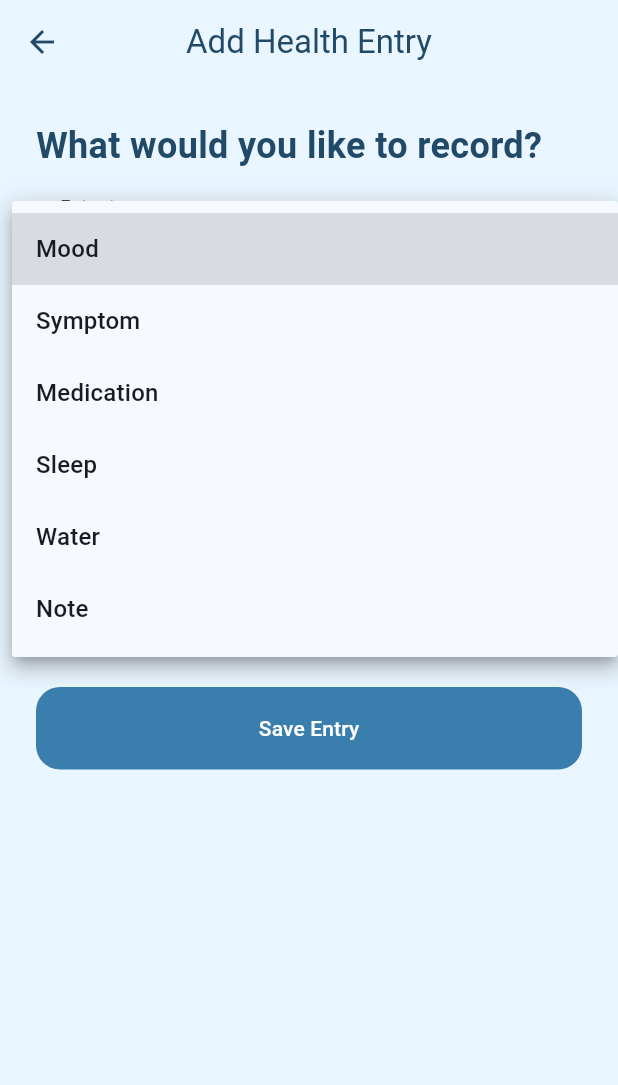
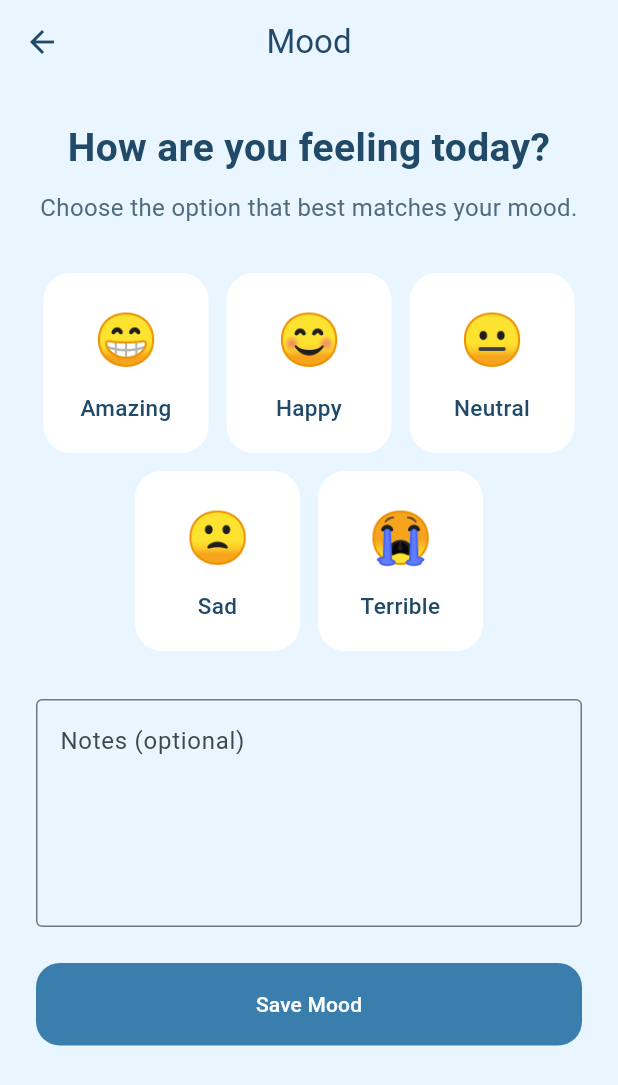
Before and after one commit to gabysitu/health-timeline, a Flutter app: the AddHealthEntryScreen screen opened directly, after a tap on "Mood", on a phone screen of 412 x 824 dp. Shown: the top 1085 px of the screen. Run offline on Flutter 3.47's test engine with Material 3 defaults, Android fonts, the phone set to English and light mode, and no system bars; our stand-ins replace cloud_firestore, firebase_auth, firebase_core; accounts and stored records are empty.

Commit message:
Added mood tracker and improved health entry flow

```diff
--- a/lib/features/health_entry/add_health_entry_screen.dart
+++ b/lib/features/health_entry/add_health_entry_screen.dart
@@ -1,164 +1,198 @@
-import 'package:cloud_firestore/cloud_firestore.dart';
-import 'package:firebase_auth/firebase_auth.dart';
 import 'package:flutter/material.dart';
 
 import '../../core/theme/app_colors.dart';
+import 'mood_entry_screen.dart';
 
-class AddHealthEntryScreen extends StatefulWidget {
+class AddHealthEntryScreen extends StatelessWidget {
   const AddHealthEntryScreen({super.key});
 
   @override
-  State<AddHealthEntryScreen> createState() => _AddHealthEntryScreenState();
-}
-
-class _AddHealthEntryScreenState extends State<AddHealthEntryScreen> {
-  final TextEditingController _titleController = TextEditingController();
-  final TextEditingController _descriptionController = TextEditingController();
-
-  String _selectedType = 'Mood';
-  bool _isSaving = false;
-
-  final List<String> _entryTypes = [
-    'Mood',
-    'Symptom',
-    'Medication',
-    'Sleep',
-    'Water',
-    'Note',
+  Widget build(BuildContext context) {
+    final entryTypes = [
+      const _EntryTypeData(
+        title: 'Mood',
+        subtitle: 'Record how you feel today',
+        icon: Icons.mood,
+        isAvailable: true,
+      ),
+      const _EntryTypeData(
+        title: 'Symptom',
+        subtitle: 'Track a symptom or discomfort',
+        icon: Icons.health_and_safety_outlined,
+      ),
+      const _EntryTypeData(
+        title: 'Medication',
+        subtitle: 'Record a medication or dose',
+        icon: Icons.medication_outlined,
+      ),
+      const _EntryTypeData(
+        title: 'Sleep',
+        subtitle: 'Add your sleep duration and quality',
+        icon: Icons.bedtime_outlined,
+      ),
+      const _EntryTypeData(
+        title: 'Water',
+        subtitle: 'Track your water intake',
+        icon: Icons.water_drop_outlined,
+      ),
+      const _EntryTypeData(
+        title: 'Note',
+        subtitle: 'Save a general health note',
+        icon: Icons.note_alt_outlined,
+      ),
     ];
 
-  @override
-  void dispose() {
-    _titleController.dispose();
-    _descriptionController.dispose();
-    super.dispose();
-  }
-
-  Future<void> _saveEntry() async {
-    final user = FirebaseAuth.instance.currentUser;
-    final title = _titleController.text.trim();
-    final description = _descriptionController.text.trim();
-
-    if (user == null) {
-      _showMessage('You must be logged in to save an entry.');
-      return;
-    }
-
-    if (title.isEmpty) {
-      _showMessage('Please enter a title.');
-      return;
-    }
-
-    setState(() {
-      _isSaving = true;
-    });
-
-    try {
-      await FirebaseFirestore.instance
-          .collection('users')
-          .doc(user.uid)
-          .collection('health_entries')
-          .add({
-        'type': _selectedType,
-        'title': title,
-        'description': description,
-        'createdAt': FieldValue.serverTimestamp(),
-        'userId': user.uid,
-      });
-
-      if (!mounted) return;
-
-      _showMessage('Health entry saved successfully.');
-
-      Navigator.pop(context);
-    } on FirebaseException catch (error) {
-      _showMessage(error.message ?? 'Unable to save the health entry.');
-    } finally {
-      if (mounted) {
-        setState(() {
-          _isSaving = false;
-        });
-      }
-    }
-  }
-
-  void _showMessage(String message) {
-    ScaffoldMessenger.of(context).showSnackBar(
-      SnackBar(
-        content: Text(message),
-      ),
-    );
-  }
-
-  @override
-  Widget build(BuildContext context) {
     return Scaffold(
       backgroundColor: AppColors.background,
       appBar: AppBar(
         title: const Text('Add Health Entry'),
+        centerTitle: true,
       ),
-      body: SingleChildScrollView(
-        padding: const EdgeInsets.all(24),
-        child: Column(
-          crossAxisAlignment: CrossAxisAlignment.stretch,
+      body: ListView(
+        padding: const EdgeInsets.fromLTRB(24, 24, 24, 40),
         children: [
           const Text(
             'What would you like to record?',
             style: TextStyle(
-                fontSize: 24,
+              fontSize: 26,
               fontWeight: FontWeight.bold,
               color: AppColors.textPrimary,
             ),
           ),
-            const SizedBox(height: 24),
-            DropdownButtonFormField<String>(
-              initialValue: _selectedType,
-              decoration: const InputDecoration(
-                labelText: 'Entry type',
-                border: OutlineInputBorder(),
-              ),
-              items: _entryTypes.map((type) {
-                return DropdownMenuItem<String>(
-                  value: type,
-                  child: Text(type),
-                );
-              }).toList(),
-              onChanged: (value) {
-                if (value == null) return;
-
-                setState(() {
-                  _selectedType = value;
-                });
-              },
-            ),
-            const SizedBox(height: 16),
-            TextField(
-              controller: _titleController,
-              decoration: const InputDecoration(
-                labelText: 'Title',
-                border: OutlineInputBorder(),
-              ),
-            ),
-            const SizedBox(height: 16),
-            TextField(
-              controller: _descriptionController,
-              maxLines: 5,
-              decoration: const InputDecoration(
-                labelText: 'Description',
-                alignLabelWithHint: true,
-                border: OutlineInputBorder(),
+          const SizedBox(height: 8),
+          const Text(
+            'Choose a health category to continue.',
+            style: TextStyle(
+              fontSize: 16,
+              color: AppColors.textSecondary,
             ),
           ),
           const SizedBox(height: 24),
-            FilledButton(
-              onPressed: _isSaving ? null : _saveEntry,
-              child: Text(
-                _isSaving ? 'Saving...' : 'Save Entry',
+          GridView.builder(
+            shrinkWrap: true,
+            physics: const NeverScrollableScrollPhysics(),
+            itemCount: entryTypes.length,
+            gridDelegate: const SliverGridDelegateWithFixedCrossAxisCount(
+              crossAxisCount: 2,
+              crossAxisSpacing: 14,
+              mainAxisSpacing: 14,
+              childAspectRatio: 0.95,
+            ),
+            itemBuilder: (context, index) {
+              final entryType = entryTypes[index];
+
+              return _EntryTypeCard(
+                data: entryType,
+                onTap: () {
+                  if (entryType.title == 'Mood') {
+                    Navigator.push(
+                      context,
+                      MaterialPageRoute(
+                        builder: (context) => const MoodEntryScreen(),
+                      ),
+                    );
+                    return;
+                  }
+
+                  ScaffoldMessenger.of(context).showSnackBar(
+                    SnackBar(
+                      content: Text(
+                        '${entryType.title} tracking is coming next.',
+                      ),
+                    ),
+                  );
+                },
+              );
+            },
+          ),
+        ],
+      ),
+    );
+  }
+}
+
+class _EntryTypeCard extends StatelessWidget {
+  final _EntryTypeData data;
+  final VoidCallback onTap;
+
+  const _EntryTypeCard({
+    required this.data,
+    required this.onTap,
+  });
+
+  @override
+  Widget build(BuildContext context) {
+    return InkWell(
+      onTap: onTap,
+      borderRadius: BorderRadius.circular(20),
+      child: Ink(
+        decoration: BoxDecoration(
+          color: AppColors.surface,
+          borderRadius: BorderRadius.circular(20),
+          border: Border.all(
+            color: data.isAvailable
+                ? AppColors.primary.withValues(alpha: 0.45)
+                : Colors.transparent,
+          ),
+        ),
+        child: Padding(
+          padding: const EdgeInsets.all(18),
+          child: Column(
+            mainAxisAlignment: MainAxisAlignment.center,
+            children: [
+              Container(
+                width: 56,
+                height: 56,
+                decoration: BoxDecoration(
+                  color: AppColors.primary.withValues(alpha: 0.12),
+                  borderRadius: BorderRadius.circular(16),
+                ),
+                child: Icon(
+                  data.icon,
+                  size: 30,
+                  color: AppColors.primaryDark,
+                ),
+              ),
+              const SizedBox(height: 14),
+              Text(
+                data.title,
+                textAlign: TextAlign.center,
+                style: const TextStyle(
+                  fontSize: 17,
+                  fontWeight: FontWeight.bold,
+                  color: AppColors.textPrimary,
+                ),
+              ),
+              const SizedBox(height: 6),
+              Text(
+                data.subtitle,
+                textAlign: TextAlign.center,
+                maxLines: 3,
+                overflow: TextOverflow.ellipsis,
+                style: const TextStyle(
+                  fontSize: 13,
+                  height: 1.3,
+                  color: AppColors.textSecondary,
                 ),
               ),
             ],
           ),
         ),
+      ),
     );
   }
 }
+
+class _EntryTypeData {
+  final String title;
+  final String subtitle;
+  final IconData icon;
+  final bool isAvailable;
+
+  const _EntryTypeData({
+    required this.title,
+    required this.subtitle,
+    required this.icon,
+    this.isAvailable = false,
+  });
+}
--- /dev/null
+++ b/lib/features/health_entry/mood_entry_screen.dart
@@ -0,0 +1,224 @@
+import 'package:cloud_firestore/cloud_firestore.dart';
+import 'package:firebase_auth/firebase_auth.dart';
+import 'package:flutter/material.dart';
+
+import '../../core/theme/app_colors.dart';
+
+class MoodEntryScreen extends StatefulWidget {
+  const MoodEntryScreen({super.key});
+
+  @override
+  State<MoodEntryScreen> createState() => _MoodEntryScreenState();
+}
+
+class _MoodEntryScreenState extends State<MoodEntryScreen> {
+  final TextEditingController _notesController = TextEditingController();
+
+  String? _selectedMood;
+  bool _isSaving = false;
+
+  final List<Map<String, String>> _moods = const [
+    {
+      'label': 'Amazing',
+      'emoji': '😁',
+    },
+    {
+      'label': 'Happy',
+      'emoji': '😊',
+    },
+    {
+      'label': 'Neutral',
+      'emoji': '😐',
+    },
+    {
+      'label': 'Sad',
+      'emoji': '🙁',
+    },
+    {
+      'label': 'Terrible',
+      'emoji': '😭',
+    },
+  ];
+
+  @override
+  void dispose() {
+    _notesController.dispose();
+    super.dispose();
+  }
+
+  Future<void> _saveMood() async {
+    final user = FirebaseAuth.instance.currentUser;
+
+    if (user == null) {
+      _showMessage('You must be logged in to save your mood.');
+      return;
+    }
+
+    if (_selectedMood == null) {
+      _showMessage('Please select how you are feeling.');
+      return;
+    }
+
+    setState(() {
+      _isSaving = true;
+    });
+
+    try {
+      await FirebaseFirestore.instance
+          .collection('users')
+          .doc(user.uid)
+          .collection('health_entries')
+          .add({
+        'type': 'Mood',
+        'title': _selectedMood,
+        'description': _notesController.text.trim(),
+        'createdAt': FieldValue.serverTimestamp(),
+        'userId': user.uid,
+      });
+
+      if (!mounted) return;
+
+      _showMessage('Mood saved successfully.');
+
+      Navigator.pop(context, true);
+    } on FirebaseException catch (error) {
+      _showMessage(error.message ?? 'Unable to save your mood.');
+    } finally {
+      if (mounted) {
+        setState(() {
+          _isSaving = false;
+        });
+      }
+    }
+  }
+
+  void _showMessage(String message) {
+    ScaffoldMessenger.of(context).showSnackBar(
+      SnackBar(
+        content: Text(message),
+      ),
+    );
+  }
+
+  @override
+  Widget build(BuildContext context) {
+    return Scaffold(
+      backgroundColor: AppColors.background,
+      appBar: AppBar(
+        title: const Text('Mood'),
+        centerTitle: true,
+      ),
+      body: SingleChildScrollView(
+        padding: const EdgeInsets.fromLTRB(
+          24,
+          24,
+          24,
+          40,
+        ),
+        child: Column(
+          crossAxisAlignment: CrossAxisAlignment.stretch,
+          children: [
+            const Text(
+              'How are you feeling today?',
+              textAlign: TextAlign.center,
+              style: TextStyle(
+                fontSize: 26,
+                fontWeight: FontWeight.bold,
+                color: AppColors.textPrimary,
+              ),
+            ),
+            const SizedBox(height: 10),
+            const Text(
+              'Choose the option that best matches your mood.',
+              textAlign: TextAlign.center,
+              style: TextStyle(
+                fontSize: 16,
+                color: AppColors.textSecondary,
+              ),
+            ),
+            const SizedBox(height: 32),
+            Wrap(
+              spacing: 12,
+              runSpacing: 12,
+              alignment: WrapAlignment.center,
+              children: _moods.map((mood) {
+                final label = mood['label']!;
+                final emoji = mood['emoji']!;
+                final isSelected = _selectedMood == label;
+
+                return InkWell(
+                  onTap: () {
+                    setState(() {
+                      _selectedMood = label;
+                    });
+                  },
+                  borderRadius: BorderRadius.circular(18),
+                  child: AnimatedContainer(
+                    duration: const Duration(milliseconds: 180),
+                    width: 110,
+                    padding: const EdgeInsets.symmetric(
+                      vertical: 18,
+                      horizontal: 12,
+                    ),
+                    decoration: BoxDecoration(
+                      color: isSelected
+                          ? AppColors.primary.withValues(alpha: 0.16)
+                          : AppColors.surface,
+                      borderRadius: BorderRadius.circular(18),
+                      border: Border.all(
+                        color: isSelected
+                            ? AppColors.primaryDark
+                            : Colors.transparent,
+                        width: 2,
+                      ),
+                    ),
+                    child: Column(
+                      children: [
+                        Text(
+                          emoji,
+                          style: const TextStyle(
+                            fontSize: 34,
+                          ),
+                        ),
+                        const SizedBox(height: 10),
+                        Text(
+                          label,
+                          textAlign: TextAlign.center,
+                          style: TextStyle(
+                            fontSize: 15,
+                            fontWeight: isSelected
+                                ? FontWeight.bold
+                                : FontWeight.w500,
+                            color: AppColors.textPrimary,
+                          ),
+                        ),
+                      ],
+                    ),
+                  ),
+                );
+              }).toList(),
+            ),
+            const SizedBox(height: 32),
+            TextField(
+              controller: _notesController,
+              maxLines: 5,
+              decoration: const InputDecoration(
+                labelText: 'Notes (optional)',
+                hintText: 'Add a note about your mood...',
+                alignLabelWithHint: true,
+                border: OutlineInputBorder(),
+              ),
+            ),
+            const SizedBox(height: 24),
+            FilledButton(
+              onPressed: _isSaving ? null : _saveMood,
+              child: Text(
+                _isSaving ? 'Saving...' : 'Save Mood',
+              ),
+            ),
+          ],
+        ),
+      ),
+    );
+  }
+}
```
Also changed, not shown: lib/features/home/home_screen.dart (+156 -27 lines), lib/services/firestore_service.dart (+25 -3 lines). Lines whose indentation alone changed are shown as unchanged.
